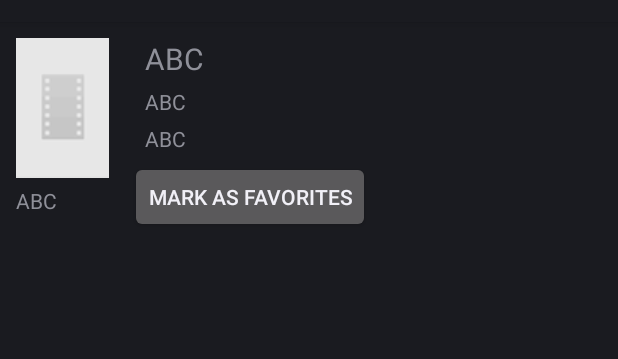
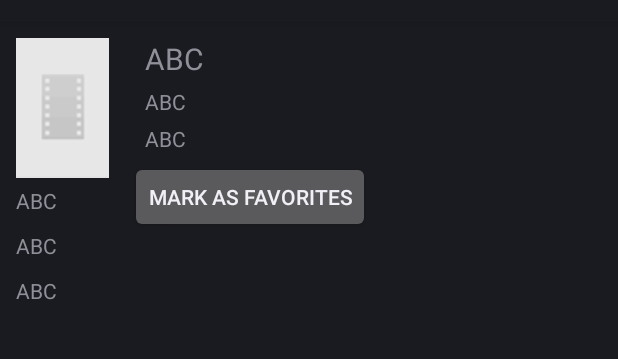
Before and after one commit to ranjitsih/PopularMovie, an Android app: the DetailActivity screen opened directly, with no data from a screen before it, on a phone screen of 412 x 824 dp, the part 62-421 px from its top. Run offline under Robolectric (Android 15) with nearby library versions, the phone set to English and light mode, and no system bars; our stand-ins replace Picasso; pictures from the network do not load; 7 statements that could not run were skipped.

Commit message:
clean up

```diff
--- a/app/src/main/res/layout/detail_activity.xml
+++ b/app/src/main/res/layout/detail_activity.xml
@@ -71,5 +71,22 @@
         android:text="ABC"
         android:textSize="14sp" />
 
+    <TextView
+        android:id="@+id/trailer"
+        android:layout_width="wrap_content"
+        android:layout_height="wrap_content"
+        android:layout_below="@+id/synopsis"
+        android:layout_margin="5dp"
+        android:text="ABC"
+        android:textSize="14sp" />
+    <TextView
+        android:id="@+id/reviews"
+        android:layout_width="wrap_content"
+        android:layout_height="wrap_content"
+        android:layout_below="@+id/trailer"
+        android:layout_margin="5dp"
+        android:text="ABC"
+        android:textSize="14sp" />
+
 
 </RelativeLayout>
```
Also changed, not shown: app/src/main/java/com/learn/ranjitsihota/popularmovies/DetailActivity.java (+79 -0 lines), app/src/main/java/com/learn/ranjitsihota/popularmovies/MainActivity.java (+2 -8 lines), app/src/main/java/com/learn/ranjitsihota/popularmovies/Movie.java (+2 -32 lines), app/src/main/java/com/learn/ranjitsihota/popularmovies/ThemoviedbClient.java (deleted, +0 -47 lines), 2 other files.
